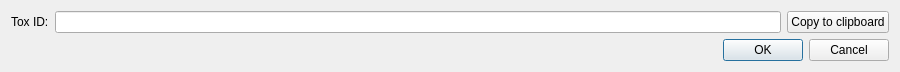
This is src/plugins/azoth/plugins/sarin/showtoxiddialog.ui in 0xd34df00d/leechcraft as Qt 5 draws it before an edit. The edited form follows.
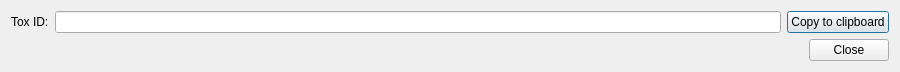
This is the edited form.

Commit message: [Azoth Sarin] Single "Close" button in Tox ID dialog.

Patch:
```diff
--- a/src/plugins/azoth/plugins/sarin/showtoxiddialog.ui
+++ b/src/plugins/azoth/plugins/sarin/showtoxiddialog.ui
@@ -45,7 +45,7 @@
       <enum>Qt::Horizontal</enum>
      </property>
      <property name="standardButtons">
-      <set>QDialogButtonBox::Cancel|QDialogButtonBox::Ok</set>
+      <set>QDialogButtonBox::Close</set>
      </property>
     </widget>
    </item>
```
